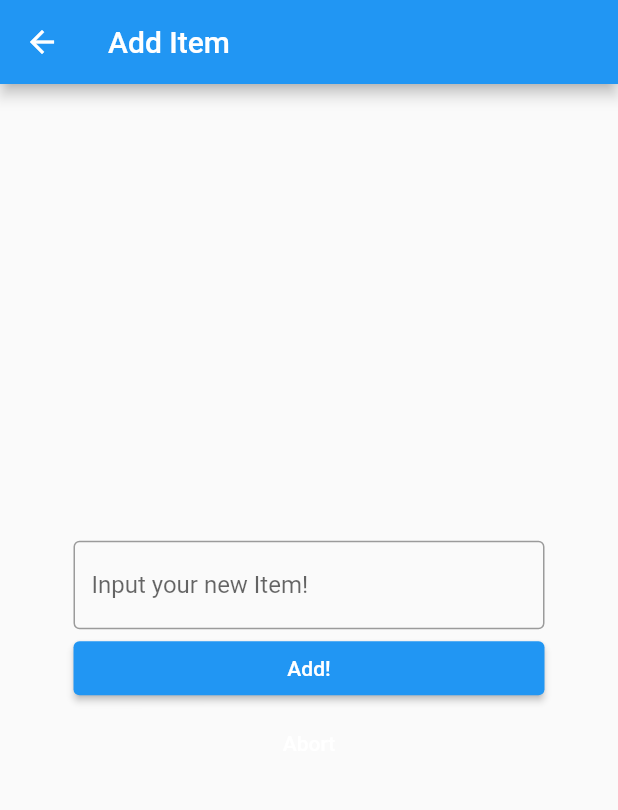
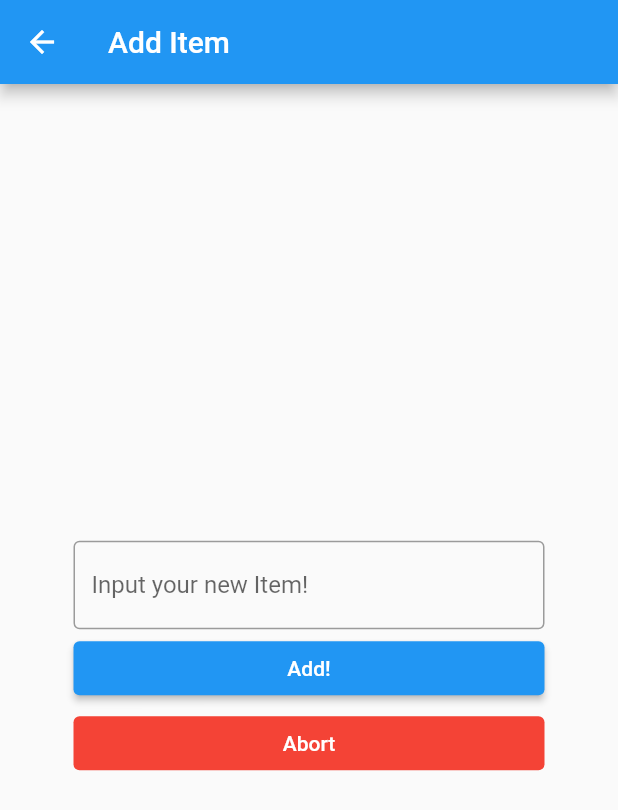
Before and after one commit to SuguruOoki/demoapp, a Flutter app: the ItemAddPage screen opened directly, on a phone screen of 412 x 824 dp. Shown: the top 810 px of the screen. Run offline on Flutter 3.47's test engine with Material 2 defaults, Android fonts, the phone set to English and light mode, and no system bars.

Commit message:
[MODIFY]スタイルの修正

```diff
--- a/lib/main.dart
+++ b/lib/main.dart
@@ -160,6 +160,9 @@ class _ItemAddPageState extends State<ItemAddPage> {
                 onPressed: () {
                   Navigator.of(context).pop();
                 },
+                style: TextButton.styleFrom(
+                  backgroundColor: Colors.red,
+                ),
                 child: const Text(
                   'Abort',
                   style: TextStyle(color: Colors.white),
```
